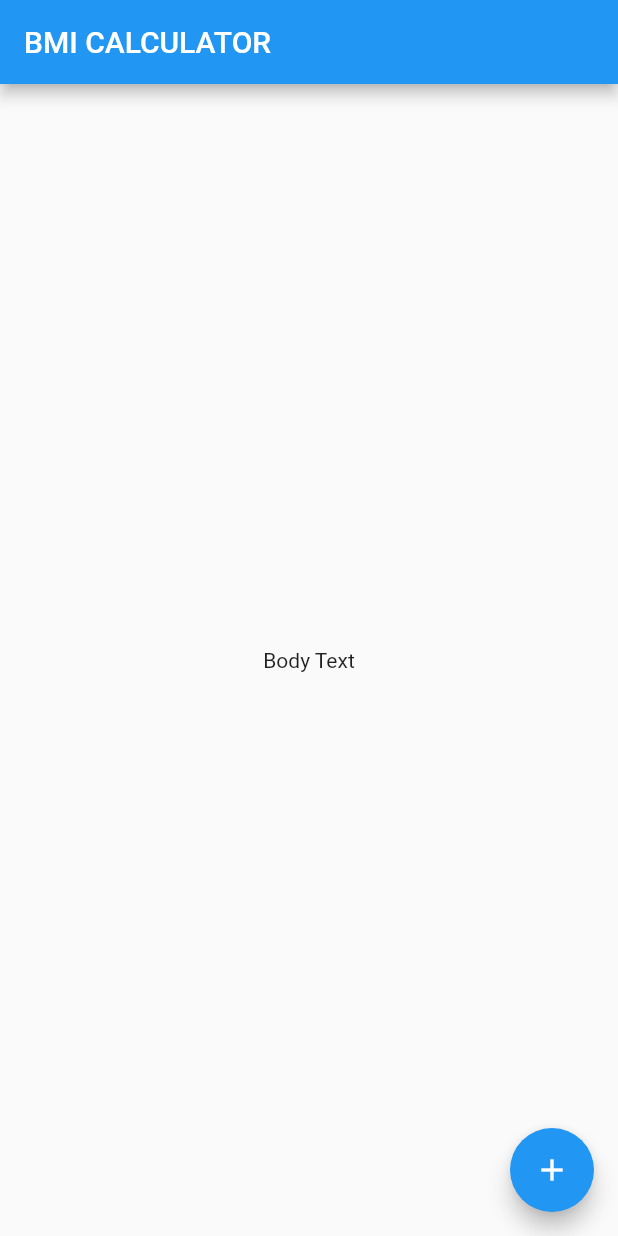
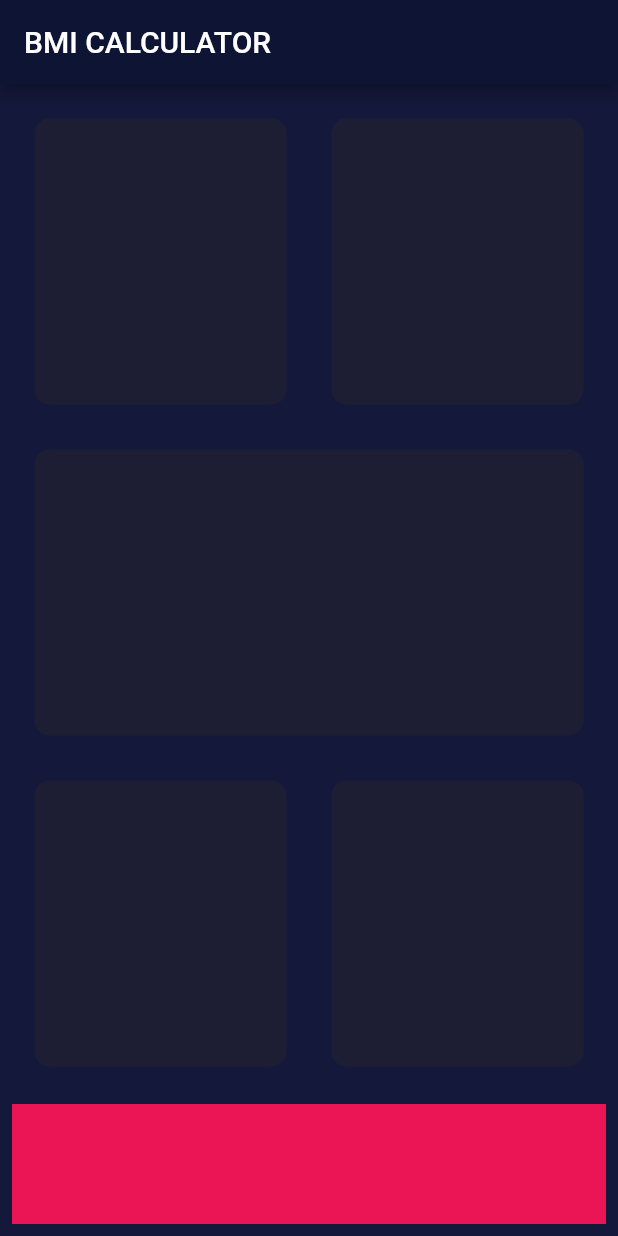
Before and after one commit to sklearn21/Flutter-BMI-Calculator, a Flutter app: the screen it shows after launch, on a phone screen of 412 x 824 dp. Run offline on Flutter 3.47's test engine with Material 2 defaults, Android fonts, the phone set to English and light mode, and no system bars.

Commit message:
input_page.dart refactored.

```diff
--- /dev/null
+++ b/lib/input_page.dart
@@ -0,0 +1,82 @@
+import 'package:flutter/cupertino.dart';
+import 'package:flutter/material.dart';
+
+const bottomContainerHeight = 80.00;
+const activeCardColor = Color(0xFF1D1E33);
+const bottomContainerColor = Color(0xFFEB1555);
+
+class InputPage extends StatefulWidget {
+  @override
+  _InputPageState createState() => _InputPageState();
+}
+
+class _InputPageState extends State<InputPage> {
+  final Color cardcolor = Color(0xFFABCD);
+  @override
+  Widget build(BuildContext context) {
+    return Scaffold(
+        appBar: AppBar(
+          title: Text('BMI CALCULATOR'),
+        ),
+        body: Center(
+          child: Container(
+            child: Padding(
+              padding: const EdgeInsets.all(8.0),
+              child: Column(
+                children: <Widget>[
+                  Expanded(
+                    child: Row(
+                      children: <Widget>[
+                        Expanded(
+                          child: ResuableCard(colour: activeCardColor),
+                        ),
+                        Expanded(
+                          child: ResuableCard(colour: activeCardColor),
+                        )
+                      ],
+                    ),
+                  ),
+                  Expanded(
+                    child: ResuableCard(colour: activeCardColor),
+                  ),
+                  Expanded(
+                    child: Row(
+                      children: <Widget>[
+                        Expanded(
+                          child: ResuableCard(colour: activeCardColor),
+                        ),
+                        Expanded(
+                          child: ResuableCard(colour: activeCardColor),
+                        )
+                      ],
+                    ),
+                  ),
+                  Container(
+                    color: bottomContainerColor,
+                    margin: EdgeInsets.only(top: 10),
+                    width: double.infinity,
+                    height: bottomContainerHeight,
+                  )
+                ],
+              ),
+            ),
+          ),
+        ));
+  }
+}
+
+class ResuableCard extends StatelessWidget {
+  ResuableCard({@required this.colour});
+  final Color colour;
+
+  @override
+  Widget build(BuildContext context) {
+    return Container(
+      margin: EdgeInsets.all(15),
+      decoration: BoxDecoration(
+        color: colour,
+        borderRadius: BorderRadius.circular(10),
+      ),
+    );
+  }
+}
--- a/lib/main.dart
+++ b/lib/main.dart
@@ -1,4 +1,5 @@
 import 'package:flutter/material.dart';
+import 'input_page.dart';
 
 void main() => runApp(BMICalculator());
 
@@ -6,29 +7,11 @@ class BMICalculator extends StatelessWidget {
   @override
   Widget build(BuildContext context) {
     return MaterialApp(
+      theme: ThemeData.dark().copyWith(
+        primaryColor: Color(0xFF0D1434),
+        scaffoldBackgroundColor: Color(0xFF14183B),
+      ),
       home: InputPage(),
     );
   }
 }
-
-class InputPage extends StatefulWidget {
-  @override
-  _InputPageState createState() => _InputPageState();
-}
-
-class _InputPageState extends State<InputPage> {
-  @override
-  Widget build(BuildContext context) {
-    return Scaffold(
-      appBar: AppBar(
-        title: Text('BMI CALCULATOR'),
-      ),
-      body: Center(
-        child: Text('Body Text'),
-      ),
-      floatingActionButton: FloatingActionButton(
-        child: Icon(Icons.add),
-      ),
-    );
-  }
-}
```
